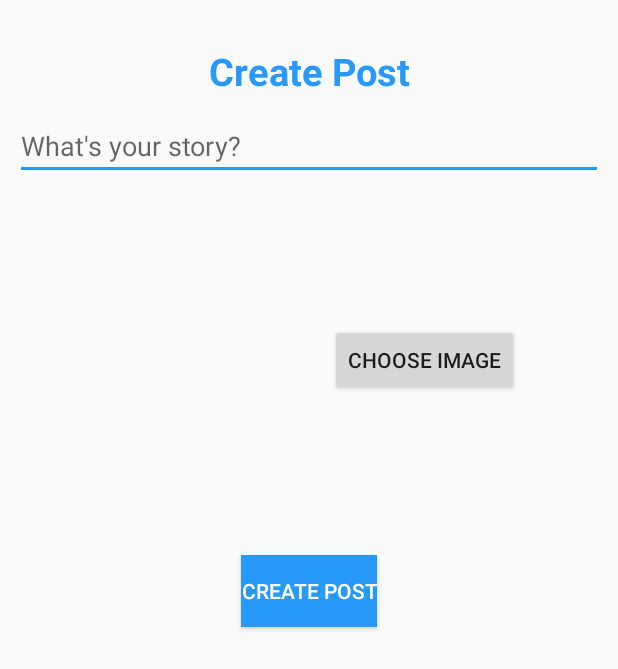
After one commit to rockushal3/androidfinalproject, an Android app: the layout fragment_post_add.xml on its own in the app's theme, with its tools: preview values and no code run, on a phone screen of 412 x 824 dp. The commit adds this screen. Shown: the top 669 px of the screen. Run offline under Robolectric (Android 15) with nearby library versions, the phone set to English and light mode, and no system bars.

Commit message:
add Post design

```diff
--- /dev/null
+++ b/app/src/main/res/layout/fragment_post_add.xml
@@ -0,0 +1,60 @@
+<?xml version="1.0" encoding="utf-8"?>
+<LinearLayout xmlns:android="http://schemas.android.com/apk/res/android"
+    xmlns:tools="http://schemas.android.com/tools"
+    android:layout_width="match_parent"
+    android:layout_height="match_parent"
+    android:orientation="vertical"
+    tools:context=".controller.fragment.addTrip">
+
+    <TextView
+        android:layout_width="match_parent"
+        android:layout_height="wrap_content"
+        android:text="Create Post"
+        android:gravity="center"
+        android:layout_marginTop="30dp"
+        android:textStyle="bold"
+        android:textSize="25dp"
+        android:textColor="@color/colorAccent"
+        />
+
+
+    <EditText
+        android:id="@+id/trip_desc"
+        android:layout_width="match_parent"
+        android:layout_height="wrap_content"
+        android:layout_margin="10dp"
+        android:hint="What's your story?"
+        />
+<LinearLayout
+    android:layout_width="match_parent"
+    android:layout_height="wrap_content">
+    <ImageView
+        android:id="@+id/trip_date"
+        android:layout_width="200dp"
+        android:layout_height="200dp"
+        android:layout_margin="10dp"
+        />
+    <Button
+        android:layout_width="wrap_content"
+        android:layout_height="wrap_content"
+        android:layout_gravity="center"
+        android:text="Choose Image"
+
+        />
+</LinearLayout>
+    <Button
+        android:id="@+id/btn_Postimage"
+        android:layout_width="wrap_content"
+        android:layout_height="wrap_content"
+        android:layout_gravity="center"
+        android:background="@color/colorAccent"
+        android:text="Create post"
+        android:textColor="@color/white"
+        android:layout_margin="20dp"
+        />
+
+
+
+
+
+</LinearLayout>
```
Also changed, not shown: app/src/main/java/com/example/journey_mate/controller/fragment/PostAddFragment.java (added, +43 -0 lines), app/src/main/res/layout/fragment_home_.xml (+11 -2 lines).
